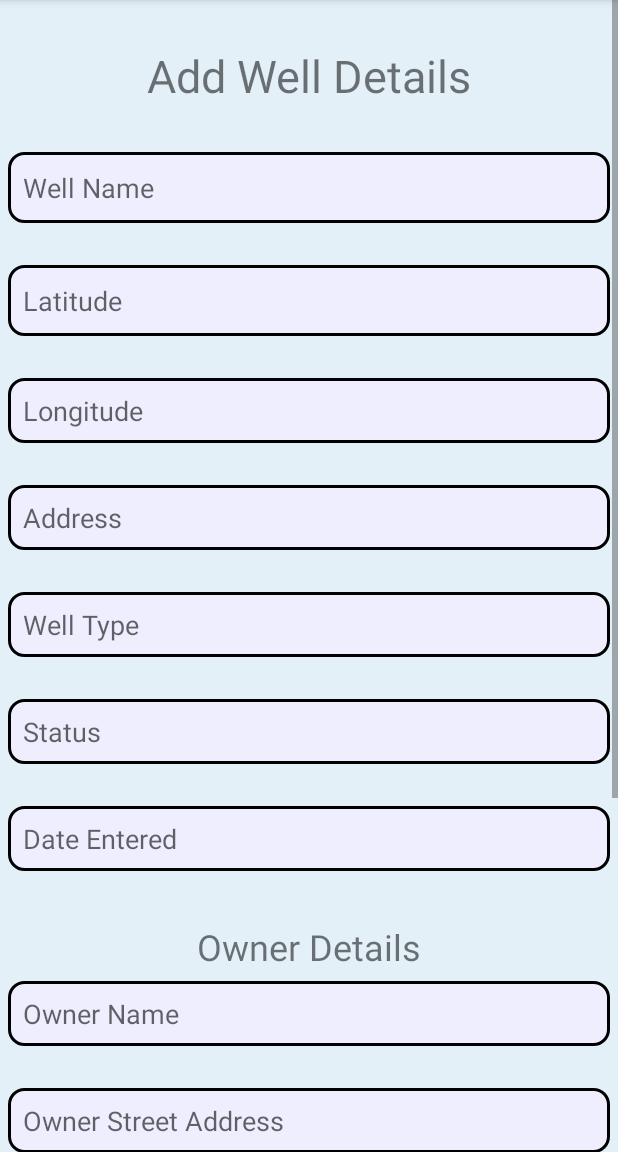
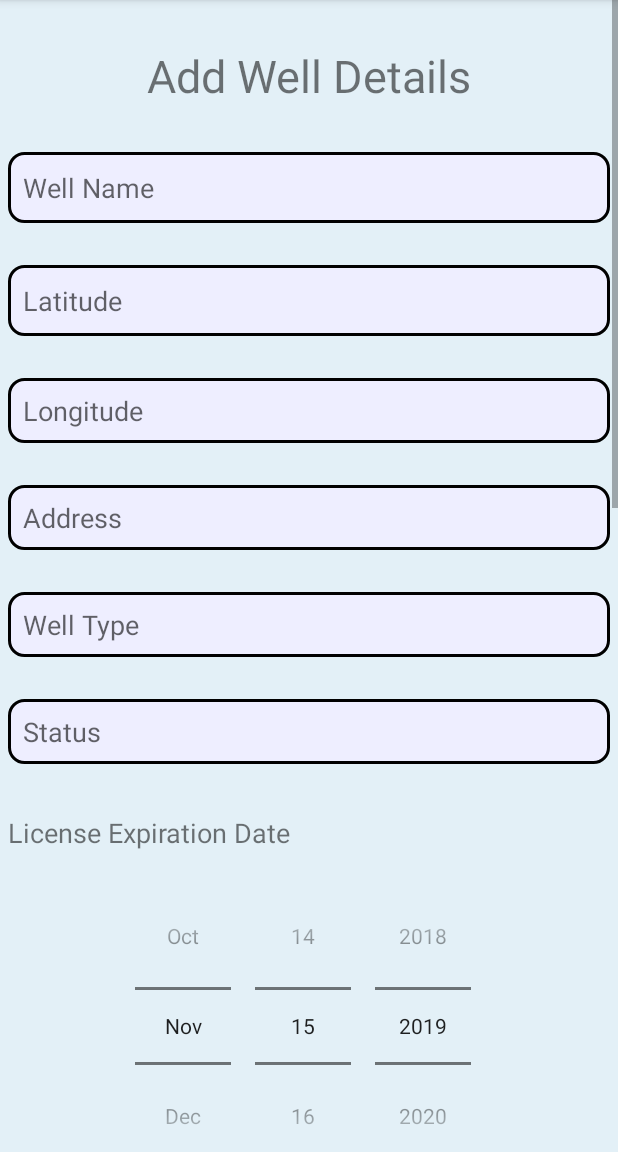
Before and after one commit to octagonalsquare/WellInformed, an Android app: the AddWellActivity screen opened directly, with no data from a screen before it, on a phone screen of 412 x 824 dp, the part 84-1236 px from its top. Run offline under Robolectric (Android 15) with nearby library versions, the phone set to English and light mode, and no system bars; our stand-ins replace Firebase (no records; nobody signed in at launch, a user with empty details on screens opened directly).

Commit message:
Owner, Driller, and Well ID changes

```diff
--- a/app/src/main/java/com/example/wellinformed2/AddWellActivity.java
+++ b/app/src/main/java/com/example/wellinformed2/AddWellActivity.java
@@ -7,6 +7,7 @@ import android.os.Bundle;
 import android.provider.ContactsContract;
 import android.view.View;
 import android.widget.Button;
+import android.widget.DatePicker;
 import android.widget.EditText;
 
 import com.google.firebase.database.DataSnapshot;
@@ -27,10 +28,14 @@ public class AddWellActivity extends AppCompatActivity implements View.OnClickLi
     EditText edtWellType;
     EditText edtWellStatus;
     EditText edtOwnerName;
-    EditText edtDateEntered;
+    DatePicker edtDateEntered;
     EditText edtOwnerCity;
     EditText edtOwnerState;
     EditText edtDrillerName;
+    EditText edtDrillerCompany;
+    EditText edtDrillerLicenseNumber;
+    DatePicker edtDrillerLicenseExpirationDate;
+    EditText edtOwnerAddress;
     Button btnSubmitWell;
 
     FirebaseDatabase database;
@@ -54,7 +59,11 @@ public class AddWellActivity extends AppCompatActivity implements View.OnClickLi
         edtDateEntered = findViewById(R.id.edtDateEntered);
         edtOwnerCity = findViewById(R.id.edtOwnerCity);
         edtOwnerState = findViewById(R.id.edtOwnerState);
+        edtOwnerAddress = findViewById(R.id.edtOwnerAddress);
         edtDrillerName = findViewById(R.id.edtDrillerName);
+        edtDrillerLicenseNumber = findViewById(R.id.edtDrillerLicenseNumber);
+        edtDrillerCompany = findViewById(R.id.edtDrillerCompany);
+        edtDrillerLicenseExpirationDate = findViewById(R.id.edtDrillerLicenseExpirationDate);
         btnSubmitWell = findViewById(R.id.btnSumbitWell);
 
         btnSubmitWell.setOnClickListener(this);
@@ -74,14 +83,16 @@ public class AddWellActivity extends AppCompatActivity implements View.OnClickLi
         final String wellType = edtWellType.getText().toString().trim();
         final String wellStatus = edtWellStatus.getText().toString().trim();
         final String ownerName = edtOwnerName.getText().toString().trim();
-        final String dateEntered = edtDateEntered.getText().toString().trim();
+        final String dateEntered = edtDateEntered.getDayOfMonth() + "/" + edtDateEntered.getMonth()
+                + "/" + edtDateEntered.getYear();
         final String drillerName = edtDrillerName.getText().toString().trim();
 
-        String key = drillerName + ":" +wellName;
+        String key = drillerName + ":" + wellName;
         Well newWell = new Well(wellName, latitude, longitude, wellStatus, address, wellType, ownerName, dateEntered);
         Map<String, Object> wellValues = newWell.ToMap();
 
         Map<String, Object> childUpdates = new HashMap<>();
+
         mDatabaseRef.child("Well").addListenerForSingleValueEvent(new ValueEventListener()
         {
             @Override
@@ -89,7 +100,7 @@ public class AddWellActivity extends AppCompatActivity implements View.OnClickLi
                 Boolean found = false;
                 for( DataSnapshot data : dataSnapshot.getChildren())
                 {
-                    if (data.getKey() == key)
+                    if (data.getKey().compareTo(key) == 0)
                     {
                         found = true;
                     }
@@ -107,8 +118,6 @@ public class AddWellActivity extends AppCompatActivity implements View.OnClickLi
             }
         });
 
-        childUpdates.put("/Well/" + key, wellValues);
-
         submitOwner(key, newWell.Name);
         submitDriller(key, newWell.Name);
     }
@@ -118,8 +127,7 @@ public class AddWellActivity extends AppCompatActivity implements View.OnClickLi
         final String ownerName = edtOwnerName.getText().toString().trim();
         final String ownerCity = edtOwnerCity.getText().toString().trim();
         final String ownerState = edtOwnerState.getText().toString().trim();
-
-        final String ownerAddress = "13214 Bob Ave. Tyler, Texas";
+        final String ownerAddress = edtOwnerAddress.getText().toString().trim();
 
         String key = ownerName;
         Owner newOwner = new Owner(ownerName, ownerAddress, ownerCity, ownerState);
@@ -134,7 +142,7 @@ public class AddWellActivity extends AppCompatActivity implements View.OnClickLi
                 Boolean found = false;
                 for( DataSnapshot data : dataSnapshot.getChildren())
                 {
-                    if (data.getKey() == key)
+                    if (data.getKey().compareTo(key) == 0)
                     {
                         found = true;
                     }
@@ -156,10 +164,21 @@ public class AddWellActivity extends AppCompatActivity implements View.OnClickLi
 
     public void submitDriller(String wellKey, String wellName)
     {
-        final String drillerName = "Craig";
-        final String drillerCompany = "Well Informed";
-        final int drillerLicenseNumber = 45678;
-        final String drillerLicenseExpirationDate = "11/5/2020";
+        final String drillerName = edtDrillerName.getText().toString().trim();
+        final String drillerCompany = edtDrillerCompany.getText().toString().trim();
+        int temp;
+        if (edtDrillerLicenseNumber.getText().toString().trim().compareTo("") != 0)
+        {
+            temp = Integer.parseInt(edtDrillerLicenseNumber.getText().toString().trim());
+        }
+        else
+        {
+            temp = 0;
+        }
+        final int drillerLicenseNumber = temp;
+        final String drillerLicenseExpirationDate = edtDrillerLicenseExpirationDate.getDayOfMonth()
+                + "/" + edtDrillerLicenseExpirationDate.getMonth() + "/"
+                + edtDrillerLicenseExpirationDate.getYear();
 
         String key = drillerName;
         Driller newDriller = new Driller(drillerName, drillerCompany, drillerLicenseNumber, drillerLicenseExpirationDate);
@@ -172,7 +191,7 @@ public class AddWellActivity extends AppCompatActivity implements View.OnClickLi
                 Boolean found = false;
                 for( DataSnapshot data : dataSnapshot.getChildren())
                 {
-                    if (data.getKey() == key)
+                    if (data.getKey().compareTo(key) == 0)
                     {
                         found = true;
                     }
--- a/app/src/main/res/layout/activity_add_well.xml
+++ b/app/src/main/res/layout/activity_add_well.xml
@@ -164,21 +164,27 @@
                 android:layout_width="match_parent"
                 android:layout_height="28dp" />
 
-            <EditText
+            <TextView
+                android:id="@+id/txvWellDateEntered"
+                android:layout_width="match_parent"
+                android:layout_height="30dp"
+                android:layout_margin="5dp"
+                android:layout_marginStart="5dp"
+                android:layout_marginLeft="5dp"
+                android:layout_marginTop="5dp"
+                android:layout_marginRight="5dp"
+                android:text="License Expiration Date"
+                android:textAlignment="viewStart"
+                android:textSize="18sp"
+                android:typeface="normal" />
+
+            <DatePicker
                 android:id="@+id/edtDateEntered"
                 android:layout_width="match_parent"
-                android:layout_height="43dp"
-                android:layout_marginLeft="5dp"
-                android:layout_marginRight="5dp"
-                android:background="@drawable/white_rounded_corner"
-                android:hint=" Date Entered"
-                android:padding="5dp"
-                android:paddingStart="5dp"
-                android:paddingLeft="5dp"
-                android:paddingTop="5dp"
-                android:paddingEnd="5dp"
-                android:paddingRight="5dp"
-                android:paddingBottom="5dp" />
+                android:layout_height="wrap_content"
+                android:calendarViewShown="false"
+                android:datePickerMode="spinner"
+                android:background="@color/lightBackground" />
 
             <View
                 android:id="@+id/view8"
@@ -310,6 +316,76 @@
                 android:layout_width="match_parent"
                 android:layout_height="28dp" />
 
+            <EditText
+                android:id="@+id/edtDrillerCompany"
+                android:layout_width="match_parent"
+                android:layout_height="43dp"
+                android:layout_marginLeft="5dp"
+                android:layout_marginRight="5dp"
+                android:background="@drawable/white_rounded_corner"
+                android:hint=" Driller Company"
+                android:padding="5dp"
+                android:paddingStart="5dp"
+                android:paddingLeft="5dp"
+                android:paddingTop="5dp"
+                android:paddingEnd="5dp"
+                android:paddingRight="5dp"
+                android:paddingBottom="5dp" />
+
+            <View
+                android:id="@+id/view14"
+                android:layout_width="match_parent"
+                android:layout_height="28dp" />
+
+            <EditText
+                android:id="@+id/edtDrillerLicenseNumber"
+                android:layout_width="match_parent"
+                android:layout_height="43dp"
+                android:layout_marginLeft="5dp"
+                android:layout_marginRight="5dp"
+                android:background="@drawable/white_rounded_corner"
+                android:hint=" Driller License Number"
+                android:inputType="number"
+                android:padding="5dp"
+                android:paddingStart="5dp"
+                android:paddingLeft="5dp"
+                android:paddingTop="5dp"
+                android:paddingEnd="5dp"
+                android:paddingRight="5dp"
+                android:paddingBottom="5dp" />
+
+            <View
+                android:id="@+id/view15"
+                android:layout_width="match_parent"
+                android:layout_height="28dp" />
+
+            <TextView
+                android:id="@+id/txvDrillerLicenseExpirationDate"
+                android:layout_width="match_parent"
+                android:layout_height="30dp"
+                android:layout_margin="5dp"
+                android:layout_marginStart="5dp"
+                android:layout_marginLeft="5dp"
+                android:layout_marginTop="5dp"
+                android:layout_marginRight="5dp"
+                android:text="License Expiration Date"
+                android:textAlignment="viewStart"
+                android:textSize="18sp"
+                android:typeface="normal" />
+
+            <DatePicker
+                android:id="@+id/edtDrillerLicenseExpirationDate"
+                android:layout_width="match_parent"
+                android:layout_height="wrap_content"
+                android:calendarViewShown="false"
+                android:datePickerMode="spinner"
+                android:background="@color/lightBackground"/>
+
+            <View
+                android:id="@+id/view16"
+                android:layout_width="match_parent"
+                android:layout_height="28dp" />
+
             <Button
                 android:id="@+id/btnSumbitWell"
                 android:layout_width="match_parent"
```
